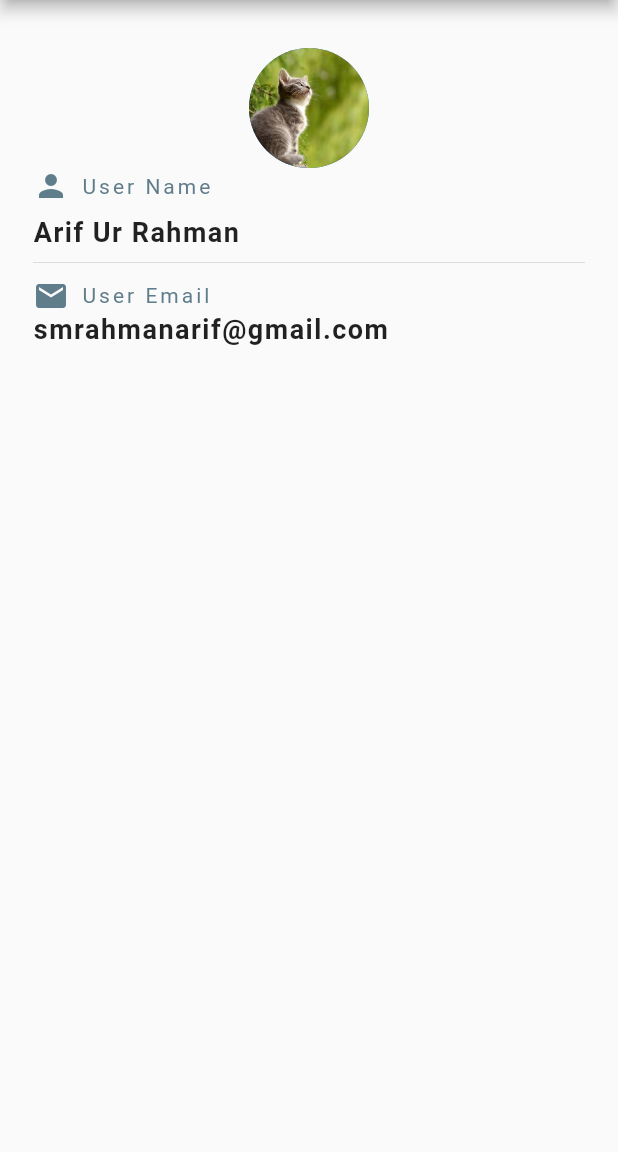
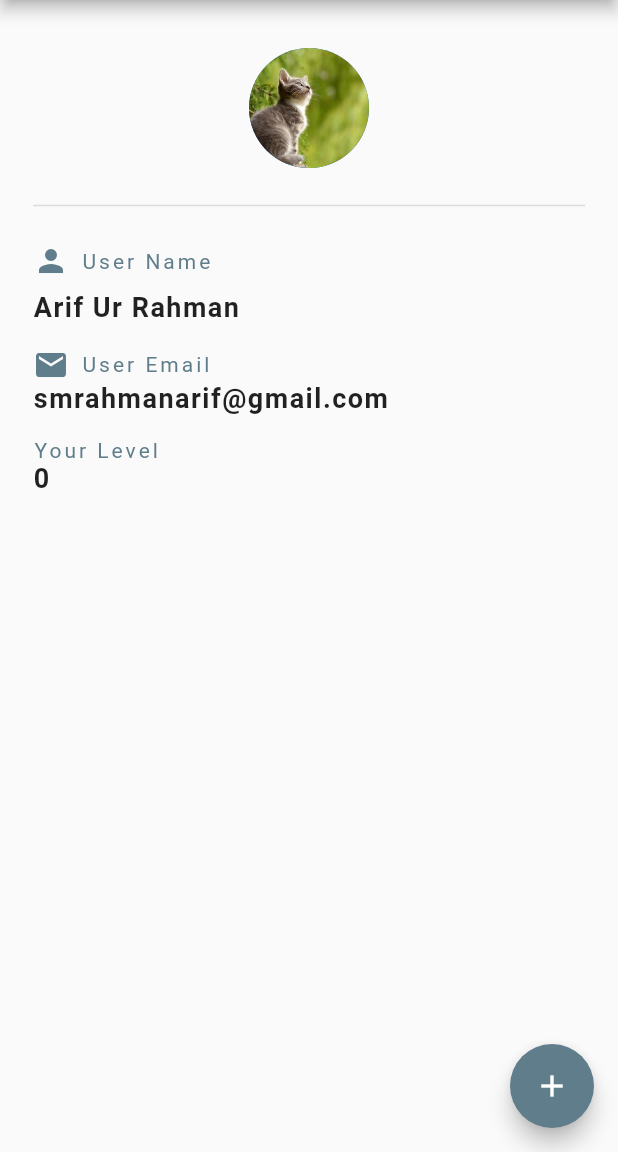
Before and after one commit to arif-rahman-cse/flutter_user_profile_ui, a Flutter app: the screen it shows after launch, on a phone screen of 412 x 824 dp, the part 84-1236 px from its top. Run offline on Flutter 3.47's test engine with Material 2 defaults, Android fonts, the phone set to English and light mode, and no system bars.

Commit message:
converted layout to stateful widget.

```diff
--- a/lib/main.dart
+++ b/lib/main.dart
@@ -5,7 +5,14 @@ void main() => runApp(MaterialApp(
       home: UserProfile(),
     ));
 
-class UserProfile extends StatelessWidget {
+class UserProfile extends StatefulWidget {
+  @override
+  _UserProfileState createState() => _UserProfileState();
+}
+
+class _UserProfileState extends State<UserProfile> {
+  int gameLevel = 0;
+
   @override
   Widget build(BuildContext context) {
     return Scaffold(
@@ -14,6 +21,15 @@ class UserProfile extends StatelessWidget {
         title: Text('User Profile'),
         centerTitle: true,
         backgroundColor: Colors.cyan[800],
+      ),
+      floatingActionButton: FloatingActionButton(
+        onPressed: () {
+          setState(() {
+            gameLevel++;
+          });
+        },
+        child: Icon(Icons.add),
+        backgroundColor: Colors.blueGrey,
       ),
       body: Padding(
         padding: EdgeInsets.fromLTRB(22.0, 32.0, 22.0, 0.0),
@@ -26,10 +42,19 @@ class UserProfile extends StatelessWidget {
                 radius: 40.0,
               ),
             ),
+            Divider(
+              height: 50.0,
+              thickness: 1.0,
+            ),
             Row(
               children: <Widget>[
-                Icon(Icons.person, color: Colors.blueGrey,),
-                SizedBox(width: 8.0,),
+                Icon(
+                  Icons.person,
+                  color: Colors.blueGrey,
+                ),
+                SizedBox(
+                  width: 8.0,
+                ),
                 Text(
                   'User Name',
                   style: TextStyle(
@@ -49,15 +74,18 @@ class UserProfile extends StatelessWidget {
                   fontWeight: FontWeight.bold,
                   letterSpacing: 1.0),
             ),
-
-            Divider(
-              height: 20.0,
+            SizedBox(
+              height: 16.0,
             ),
-
             Row(
               children: <Widget>[
-                Icon(Icons.email, color: Colors.blueGrey,),
-                SizedBox(width: 8.0,),
+                Icon(
+                  Icons.email,
+                  color: Colors.blueGrey,
+                ),
+                SizedBox(
+                  width: 8.0,
+                ),
                 Text(
                   'User Email',
                   style: TextStyle(
@@ -74,6 +102,23 @@ class UserProfile extends StatelessWidget {
                   fontWeight: FontWeight.bold,
                   letterSpacing: 1.0),
             ),
+            SizedBox(
+              height: 16.0,
+            ),
+            Text(
+              'Your Level',
+              style: TextStyle(
+                color: Colors.blueGrey,
+                letterSpacing: 2.0,
+              ),
+            ),
+            Text(
+              '$gameLevel',
+              style: TextStyle(
+                  fontSize: 18.0,
+                  fontWeight: FontWeight.bold,
+                  letterSpacing: 1.0),
+            ),
           ],
         ),
       ),
```
